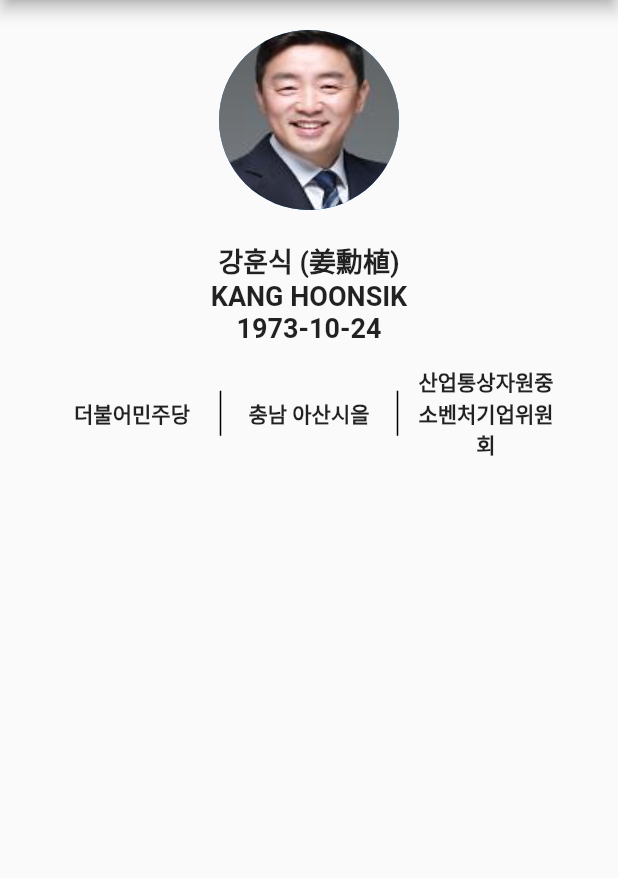
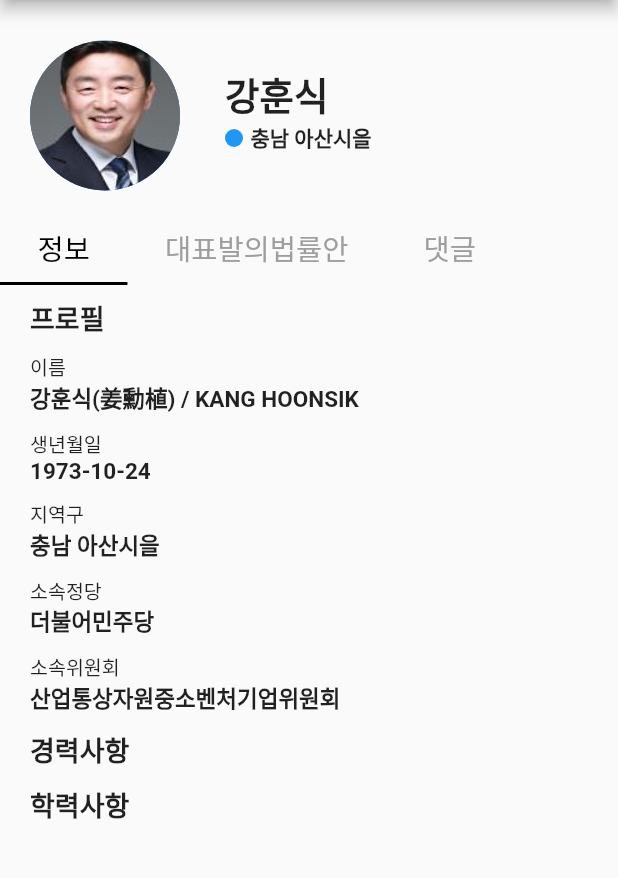
Before and after one commit to luke-hanwook/flutter_profile, a Flutter app: the screen it shows after launch, on a phone screen of 412 x 824 dp, the part 84-962 px from its top. Run offline on Flutter 3.47's test engine with Material 2 defaults, Android fonts, the phone set to English and light mode, and no system bars.

Commit message:
style 변경

```diff
--- a/lib/main.dart
+++ b/lib/main.dart
@@ -23,7 +23,15 @@ class CongressManProfilePage extends StatefulWidget {
 }
 
 // 나중에 Body 분리
-class _CongressManProfilePageState extends State<CongressManProfilePage> {
+class _CongressManProfilePageState extends State<CongressManProfilePage> with SingleTickerProviderStateMixin {
+  TabController _tabController;
+
+  @override
+  void initState() {
+    super.initState();
+    _tabController = TabController(length: 3, vsync: this);
+  }
+
   @override
   Widget build(BuildContext context) {
     var data = Provider.of<CongrassMan>(context);
@@ -37,64 +45,38 @@ class _CongressManProfilePageState extends State<CongressManProfilePage> {
         children: <Widget>[
           SizedBox(height: 20.0),
           Row(
-            mainAxisAlignment: MainAxisAlignment.center,
+            mainAxisAlignment: MainAxisAlignment.start,
             children: <Widget>[
-              CircleAvatar(
-                radius: 60,
+              Padding(
+                padding: const EdgeInsets.only(left: 20.0, top: 7),
+                child: CircleAvatar(
+                  radius: 50,
                   backgroundImage: AssetImage('assets/image10.jpeg'),
-              )
-            ],
                 ),
-          SizedBox(height: 20.0),
-          Row(
-            mainAxisAlignment: MainAxisAlignment.center,
+              ),
+              Padding(
+                padding: const EdgeInsets.only(left: 30.0),
+                child: Column(
+                  mainAxisAlignment: MainAxisAlignment.start,
+                  crossAxisAlignment: CrossAxisAlignment.start,
                   children: <Widget>[
                     Text(
-                '${data.name} (${data.hanName})',
+                      data.name,
                       style: TextStyle(
                         fontWeight: FontWeight.bold,
-                  fontSize: 18,
+                        fontSize: 25,
+                      )),
+                    Row(
+                      children: <Widget>[
+                        Padding(
+                          padding: const EdgeInsets.only(right: 5.0),
+                          child: CircleAvatar(
+                            radius: 6,
+                            backgroundColor: Colors.blue,
                           ),
                         ),
-            ],
-          ),
-          Row(
-            mainAxisAlignment: MainAxisAlignment.center,
-            children: <Widget>[
                         Text(
-                '${data.engName}',
-                style: TextStyle(
-                  fontWeight: FontWeight.bold,
-                  fontSize: 18,
-                ),
-              ),
-            ],
-          ),
-          Row(
-            mainAxisAlignment: MainAxisAlignment.center,
-            children: <Widget>[
-              Text(
-                '${data.birthDate}',
-                style: TextStyle(
-                  fontWeight: FontWeight.bold,
-                  fontSize: 18,
-                ),
-              ),
-            ],
-          ),
-          Padding(
-            padding: const EdgeInsets.only(
-                right: 38.0, left: 38, top:15, bottom:12
-            ),
-            child: Row(
-              mainAxisAlignment: MainAxisAlignment.spaceBetween,
-              children: <Widget>[
-                Column(
-                  mainAxisAlignment: MainAxisAlignment.center,
-                  children: <Widget>[
-                    Container(
-                      child: Text(
-                        '${data.polyName}',
+                          data.origName,
                           textAlign: TextAlign.center,
                           style: TextStyle(
                             fontWeight: FontWeight.bold,
@@ -102,58 +84,168 @@ class _CongressManProfilePageState extends State<CongressManProfilePage> {
                           ),
                           softWrap: true,
                         ),
-                      width: 100,
+                      ],
+                    )
+                  ],
+                )
+              )
+            ],
+          ),
+          Expanded(
+            child: Container(
+              width: double.infinity,
+              margin: EdgeInsets.only(top: 15),
+              child: ListView(
+                children: <Widget>[
+                  TabBar(
+                    controller: _tabController,
+                    indicatorColor: Colors.black,
+                    labelColor: Colors.black,
+                    isScrollable: true,
+                    labelPadding: EdgeInsets.only(left: 25.0, right: 25.0),
+                    unselectedLabelColor: Colors.grey,
+                    tabs: <Widget>[
+                      Tab(
+                        child: Text('정보',
+                          style: TextStyle(fontSize: 19),
+                        ),
+                      ),
+                      Tab(
+                        child: Text('대표발의법률안',
+                          style: TextStyle(fontSize: 19),
+                        ),
+                      ),
+                      Tab(
+                        child: Text('댓글',
+                          style: TextStyle(fontSize: 19),
+                        ),
                       )
                     ],
                   ),
                   Container(
-                  color: Colors.black,
-                  width: 1,
-                  height: 30,
-                ),
-                Column(
-                  mainAxisAlignment: MainAxisAlignment.center,
+                    height: MediaQuery.of(context).size.height,
+                    width: double.infinity,
+                    child: TabBarView(
+                      controller: _tabController,
                       children: <Widget>[
                         Container(
-                      child: Text(
-                        '${data.origName}',
-                        textAlign: TextAlign.center,
+                          width: double.infinity,
+                          child: Padding(
+                            padding: const EdgeInsets.only(left: 20.0, top: 8),
+                            child: Column(
+                              mainAxisAlignment: MainAxisAlignment.start,
+                              crossAxisAlignment: CrossAxisAlignment.start,
+                              children: <Widget>[
+                                Text(
+                                    '프로필',
                                     style: TextStyle(
                                         fontWeight: FontWeight.bold,
-                          fontSize: 14,
+                                        fontSize: 18
+                                    )
                                 ),
-                        softWrap: true,
+                                SizedBox(height: 10,),
+                                Text(
+                                    '이름',
+                                    style: TextStyle(
+                                      fontSize: 13
+                                    )
                                 ),
-                      width: 100,
+                                Text(
+                                  '${data.name}(${data.hanName}) / ${data.engName}',
+                                  style: TextStyle(
+                                    fontWeight: FontWeight.bold,
+                                    fontSize: 15,
+                                  ),
+                                ),
+                                SizedBox(height: 10,),
+                                Text(
+                                  '생년월일',
+                                  style: TextStyle(
+                                    fontSize: 13
+                                  )
+                                ),
+                                Text(
+                                  data.birthDate,
+                                  style: TextStyle(
+                                    fontWeight: FontWeight.bold,
+                                    fontSize: 15,
+                                  ),
+                                ),
+                                SizedBox(height: 10,),
+                                Text(
+                                  '지역구',
+                                  style: TextStyle(
+                                      fontSize: 13
+                                  )
+                                ),
+                                Text(
+                                  data.origName,
+                                  style: TextStyle(
+                                    fontWeight: FontWeight.bold,
+                                    fontSize: 15,
+                                  ),
+                                ),
+                                SizedBox(height: 10,),
+                                Text(
+                                    '소속정당',
+                                    style: TextStyle(
+                                        fontSize: 13
+                                    )
+                                ),
+                                Text(
+                                  data.polyName,
+                                  style: TextStyle(
+                                    fontWeight: FontWeight.bold,
+                                    fontSize: 15,
+                                  ),
+                                ),
+                                SizedBox(height: 10,),
+                                Text(
+                                    '소속위원회',
+                                    style: TextStyle(
+                                        fontSize: 13
+                                    )
+                                ),
+                                Text(
+                                  data.cmitName,
+                                  style: TextStyle(
+                                    fontWeight: FontWeight.bold,
+                                    fontSize: 15,
+                                  ),
+                                ),
+                                SizedBox(height: 10,),
+                                Text(
+                                    '경력사항',
+                                    style: TextStyle(
+                                        fontWeight: FontWeight.bold,
+                                        fontSize: 18
+                                    )
+                                ),
+                                SizedBox(height: 10,),
+                                Text(
+                                    '학력사항',
+                                    style: TextStyle(
+                                        fontWeight: FontWeight.bold,
+                                        fontSize: 18
+                                    )
+                                ),
+                              ],
+                            )
+                          ),
+                        ),
+                        Container(
+                          width: double.infinity,
+                        ),
+                        Container(
+                          width: double.infinity,
+                        )
+                      ],
+                    )
                   )
                 ],
               ),
-                Container(
-                  color: Colors.black,
-                  width: 1,
-                  height: 30,
             ),
-                Column(
-                  mainAxisAlignment: MainAxisAlignment.center,
-                  children: <Widget>[
-                    Container(
-                      child: Text(
-                        '${data.cmitName}',
-                        textAlign: TextAlign.center,
-                        style: TextStyle(
-                          fontWeight: FontWeight.bold,
-                          fontSize: 14,
-                        ),
-                        softWrap: true,
-                      ),
-                      width: 100,
           )
-                  ],
-                ),
-              ],
-            )
-          )
-
         ],
       )
     );
```
Lines whose indentation alone changed are shown as unchanged.
